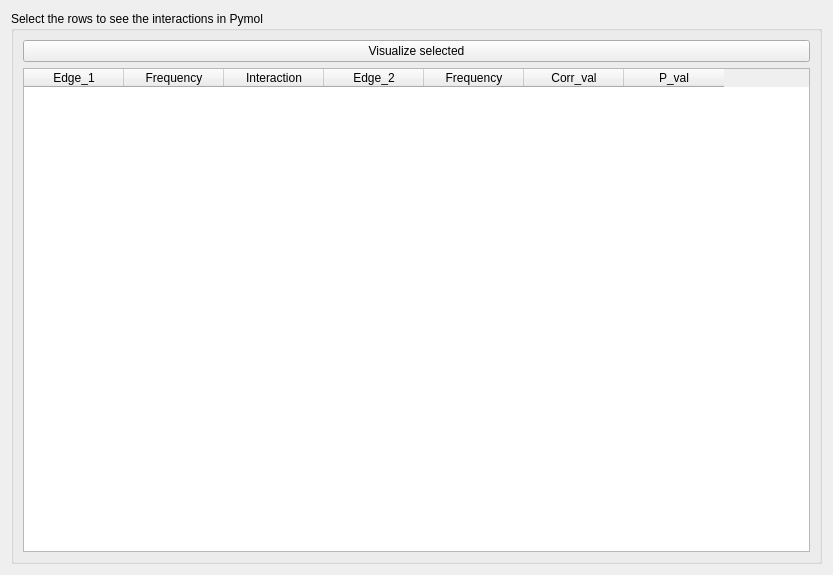
The window that GUIs/correlated.ui (BioComputingUP/ring-pymol) describes before a commit, drawn with Qt 5.
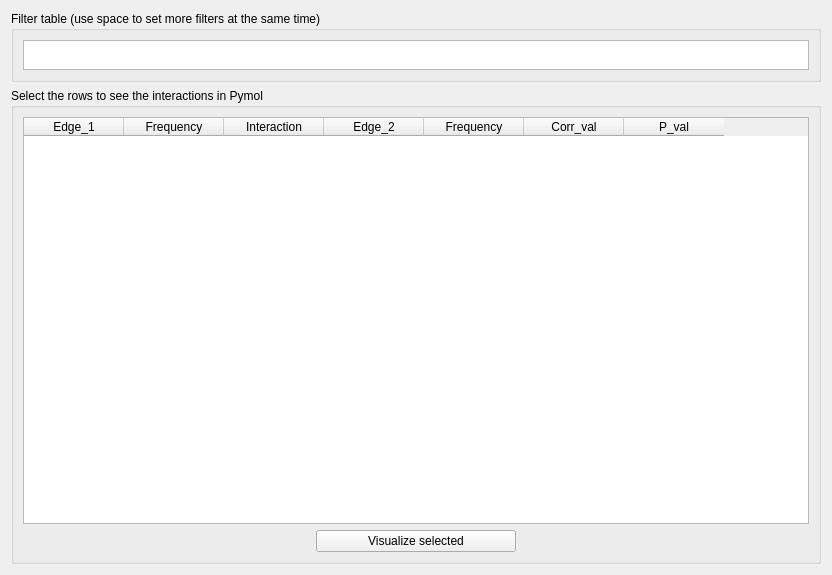
The same window after the commit.

What changed in the file:
```diff
--- a/GUIs/correlated.ui
+++ b/GUIs/correlated.ui
@@ -6,7 +6,7 @@
    <rect>
     <x>0</x>
     <y>0</y>
-    <width>833</width>
+    <width>832</width>
     <height>575</height>
    </rect>
   </property>
@@ -29,28 +29,49 @@
    <property name="sizeConstraint">
     <enum>QLayout::SetDefaultConstraint</enum>
    </property>
+   <item>
+    <widget class="QGroupBox" name="groupBox_2">
+     <property name="sizePolicy">
+      <sizepolicy hsizetype="Preferred" vsizetype="Fixed">
+       <horstretch>0</horstretch>
+       <verstretch>0</verstretch>
+      </sizepolicy>
+     </property>
+     <property name="title">
+      <string>Filter table (use space to set more filters at the same time)</string>
+     </property>
+     <layout class="QVBoxLayout" name="verticalLayout_3">
+      <item>
+       <widget class="QPlainTextEdit" name="text_filter">
+        <property name="sizePolicy">
+         <sizepolicy hsizetype="Expanding" vsizetype="Fixed">
+          <horstretch>0</horstretch>
+          <verstretch>0</verstretch>
+         </sizepolicy>
+        </property>
+        <property name="minimumSize">
+         <size>
+          <width>0</width>
+          <height>30</height>
+         </size>
+        </property>
+        <property name="maximumSize">
+         <size>
+          <width>16777215</width>
+          <height>30</height>
+         </size>
+        </property>
+       </widget>
+      </item>
+     </layout>
+    </widget>
+   </item>
    <item>
     <widget class="QGroupBox" name="groupBox">
      <property name="title">
       <string>Select the rows to see the interactions in Pymol</string>
      </property>
      <layout class="QVBoxLayout" name="verticalLayout_2">
-      <item>
-       <widget class="QPushButton" name="show_corr">
-        <property name="sizePolicy">
-         <sizepolicy hsizetype="Preferred" vsizetype="Fixed">
-          <horstretch>0</horstretch>
-          <verstretch>0</verstretch>
-         </sizepolicy>
-        </property>
-        <property name="text">
-         <string>Visualize selected</string>
-        </property>
-        <property name="autoDefault">
-         <bool>false</bool>
-        </property>
-       </widget>
-      </item>
       <item>
        <widget class="QTableWidget" name="corrTable">
         <property name="sizePolicy">
@@ -67,6 +88,9 @@
         <property name="editTriggers">
          <set>QAbstractItemView::NoEditTriggers</set>
         </property>
+        <property name="alternatingRowColors">
+         <bool>false</bool>
+        </property>
         <property name="selectionBehavior">
          <enum>QAbstractItemView::SelectRows</enum>
         </property>
@@ -79,6 +103,18 @@
         <property name="cornerButtonEnabled">
          <bool>false</bool>
         </property>
+        <attribute name="horizontalHeaderVisible">
+         <bool>true</bool>
+        </attribute>
+        <attribute name="horizontalHeaderCascadingSectionResizes">
+         <bool>false</bool>
+        </attribute>
+        <attribute name="horizontalHeaderStretchLastSection">
+         <bool>false</bool>
+        </attribute>
+        <attribute name="verticalHeaderCascadingSectionResizes">
+         <bool>false</bool>
+        </attribute>
         <column>
          <property name="text">
           <string>Edge_1</string>
@@ -116,6 +152,81 @@
         </column>
        </widget>
       </item>
+      <item>
+       <widget class="QWidget" name="widget" native="true">
+        <property name="sizePolicy">
+         <sizepolicy hsizetype="Preferred" vsizetype="Fixed">
+          <horstretch>0</horstretch>
+          <verstretch>0</verstretch>
+         </sizepolicy>
+        </property>
+        <layout class="QHBoxLayout" name="horizontalLayout">
+         <property name="spacing">
+          <number>0</number>
+         </property>
+         <property name="leftMargin">
+          <number>0</number>
+         </property>
+         <property name="topMargin">
+          <number>0</number>
+         </property>
+         <property name="rightMargin">
+          <number>0</number>
+         </property>
+         <property name="bottomMargin">
+          <number>0</number>
+         </property>
+         <item>
+          <spacer name="horizontalSpacer">
+           <property name="orientation">
+            <enum>Qt::Horizontal</enum>
+           </property>
+           <property name="sizeHint" stdset="0">
+            <size>
+             <width>40</width>
+             <height>20</height>
+            </size>
+           </property>
+          </spacer>
+         </item>
+         <item>
+          <widget class="QPushButton" name="show_corr">
+           <property name="sizePolicy">
+            <sizepolicy hsizetype="Minimum" vsizetype="Fixed">
+             <horstretch>0</horstretch>
+             <verstretch>0</verstretch>
+            </sizepolicy>
+           </property>
+           <property name="minimumSize">
+            <size>
+             <width>200</width>
+             <height>0</height>
+            </size>
+           </property>
+           <property name="text">
+            <string>Visualize selected</string>
+           </property>
+           <property name="autoDefault">
+            <bool>false</bool>
+           </property>
+          </widget>
+         </item>
+         <item>
+          <spacer name="horizontalSpacer_2">
+           <property name="orientation">
+            <enum>Qt::Horizontal</enum>
+           </property>
+           <property name="sizeHint" stdset="0">
+            <size>
+             <width>40</width>
+             <height>20</height>
+            </size>
+           </property>
+          </spacer>
+         </item>
+        </layout>
+       </widget>
+      </item>
      </layout>
     </widget>
    </item>
```
Left out of the diff: 5 changed lines with no effect on the pictures.
